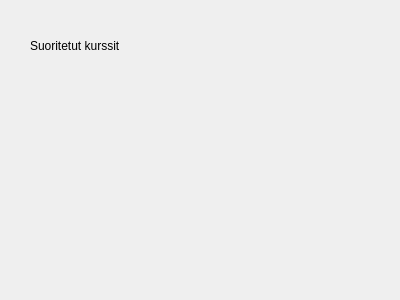
Tkarsikas/restapi_example, file frontend/mygrades.ui: the form before one commit.
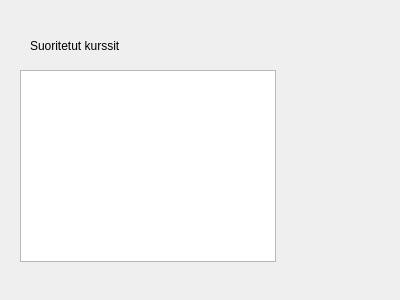
The form after the commit.

Diff of the .ui file:
```diff
--- a/frontend/mygrades.ui
+++ b/frontend/mygrades.ui
@@ -26,6 +26,16 @@
     <string>Suoritetut kurssit</string>
    </property>
   </widget>
+  <widget class="QTableView" name="tableGrades">
+   <property name="geometry">
+    <rect>
+     <x>20</x>
+     <y>70</y>
+     <width>256</width>
+     <height>192</height>
+    </rect>
+   </property>
+  </widget>
  </widget>
  <resources/>
  <connections/>
```
